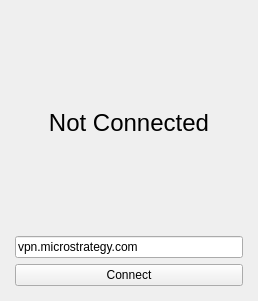
Before: the Qt Designer form GPClient/gpclient.ui in yuezk/GlobalProtect-openconnect, drawn with Qt 5.
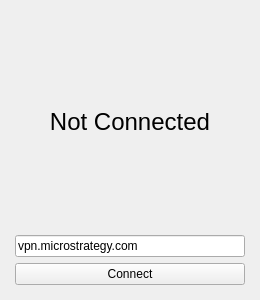
After: the same form once the commit is applied.

Commit message: Open window at center

Diff of the .ui file:
```diff
--- a/GPClient/gpclient.ui
+++ b/GPClient/gpclient.ui
@@ -6,8 +6,8 @@
    <rect>
     <x>0</x>
     <y>0</y>
-    <width>258</width>
-    <height>301</height>
+    <width>260</width>
+    <height>300</height>
    </rect>
   </property>
   <property name="windowTitle">
```
Left out of the diff: 2 changed lines with no effect on the pictures. The commit also changes 2 other files.
